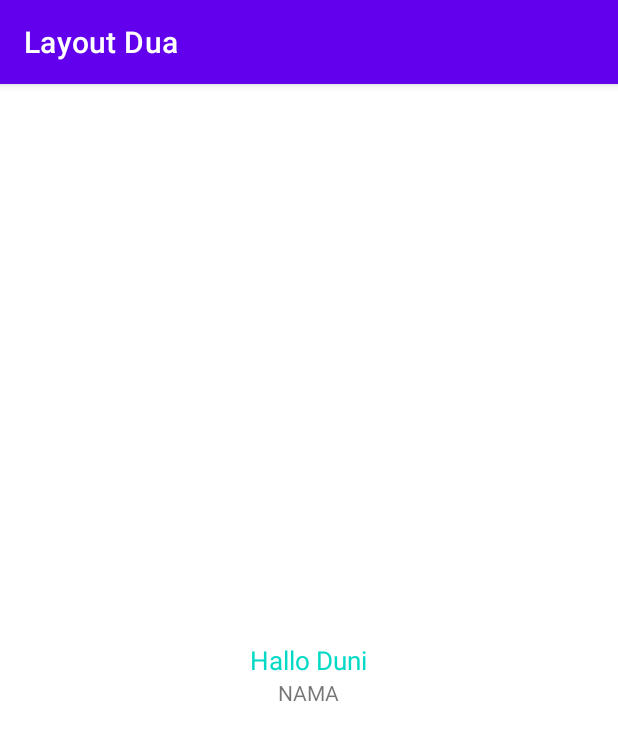
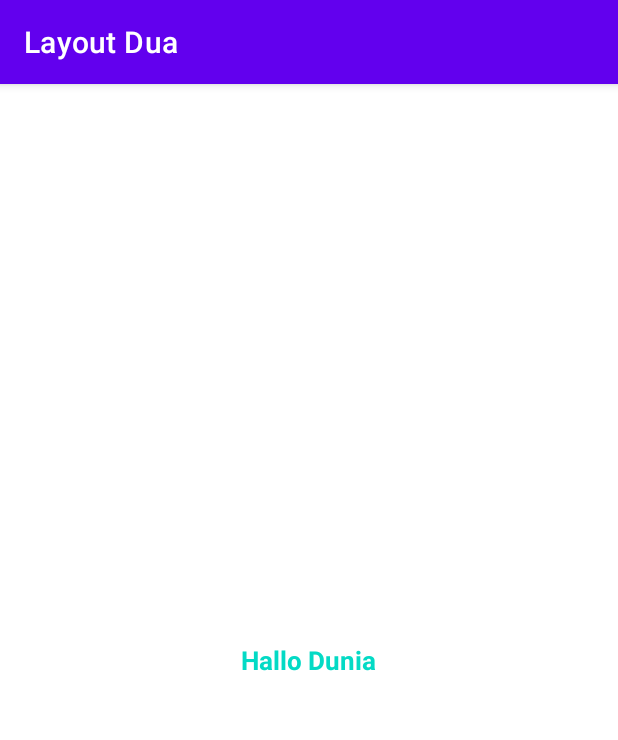
Before and after one commit to nuraisyahwah/Coba-Mini-Test, an Android app: the SecondActivity screen opened directly, with no data from a screen before it, on a phone screen of 412 x 824 dp. Shown: the top 740 px of the screen. Run offline under Robolectric (Android 15) with nearby library versions, the phone set to English and light mode, and no system bars.

```diff
--- a/app/src/main/java/com/if3a/minikuis/SecondActivity.java
+++ b/app/src/main/java/com/if3a/minikuis/SecondActivity.java
@@ -7,7 +7,7 @@ import android.os.Bundle;
 import android.widget.TextView;
 
 public class SecondActivity extends AppCompatActivity {
-    TextView tvcoba_mini_test;
+    TextView Tvhallodunia;
     @Override
     protected void onCreate(Bundle savedInstanceState) {
         super.onCreate(savedInstanceState);
@@ -15,8 +15,5 @@ public class SecondActivity extends AppCompatActivity {
 
         getSupportActionBar().setTitle("Layout Dua");
 
-        tvcoba_mini_test = findViewById(R.id.tv_coba_mini_test);
-
-
     }
 }
--- a/app/src/main/res/layout/activity_main.xml
+++ b/app/src/main/res/layout/activity_main.xml
@@ -15,8 +15,13 @@
         android:textColor="@color/teal_200" />
 
     <EditText
+        android:id="@+id/et_mini_test"
         android:layout_width="wrap_content"
         android:layout_height="wrap_content"
+        android:layout_above="@id/btn_Button"
+        android:layout_centerInParent="true"
+        android:layout_margin="10dp"
+        android:textStyle="bold"
         android:text="Coba Mini Test"/>
 
 
--- a/app/src/main/res/layout/activity_second.xml
+++ b/app/src/main/res/layout/activity_second.xml
@@ -10,17 +10,11 @@
         android:id="@+id/Tv_hallo_dunia"
         android:layout_width="wrap_content"
         android:layout_height="wrap_content"
-        android:text="Hallo Duni"
+        android:text="Hallo Dunia"
         android:layout_centerInParent="true"
         android:textSize="17dp"
+        android:textStyle="bold"
         android:textColor="@color/teal_200"/>
 
-    <TextView
-        android:id="@+id/tv_coba_mini_test"
-        android:layout_width="wrap_content"
-        android:layout_height="wrap_content"
-        android:text="NAMA"
-        android:layout_below="@+id/Tv_hallo_dunia"
-        android:layout_centerHorizontal="true"/>
 
 </RelativeLayout>
```
Also changed, not shown: app/src/main/java/com/if3a/minikuis/MainActivity.java (+3 -8 lines).
